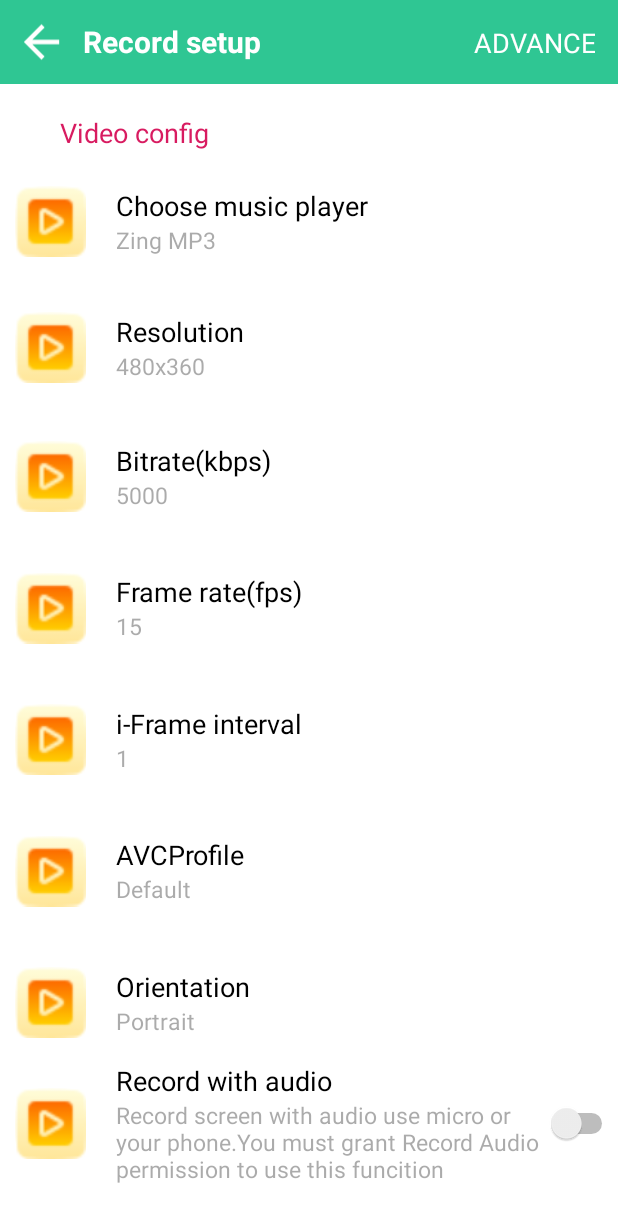
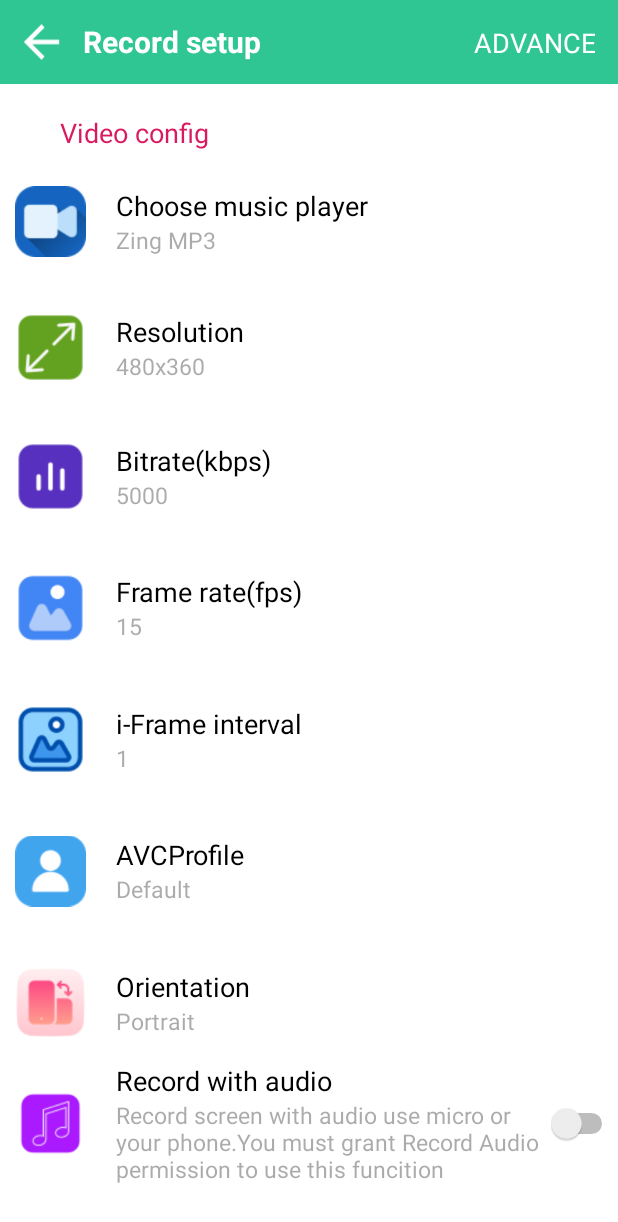
Before and after one commit to DungTien04/ControlCenter, an Android app: the layout frg_record_setup.xml on its own in the app's theme, with its tools: preview values and no code run, on a phone screen of 412 x 824 dp. Shown: the top 1222 px of the screen. Run offline under Robolectric (Android 15) with nearby library versions, the phone set to English and light mode, and no system bars.

Commit message:
layout-7

```diff
--- a/app/src/main/java/com/example/controlcenter/dialog/backgroundDL.java
+++ b/app/src/main/java/com/example/controlcenter/dialog/backgroundDL.java
@@ -21,12 +21,7 @@ public class backgroundDL extends DialogFragment {
     @Override
     public View onCreateView(@NonNull LayoutInflater inflater, @Nullable ViewGroup container, @Nullable Bundle savedInstanceState) {
         View view = inflater.inflate(R.layout.dia_frg_background,container,false);
-        mActionCancel.setOnClickListener(new View.OnClickListener() {
-            @Override
-            public void onClick(View v) {
-                getDialog().dismiss();
-            }
-        });
+        mActionCancel.setOnClickListener(v -> getDialog().dismiss());
 
         return view;
     }
--- a/app/src/main/res/layout/frg_record_setup.xml
+++ b/app/src/main/res/layout/frg_record_setup.xml
@@ -82,7 +82,7 @@
             android:layout_height="match_parent"
             android:layout_gravity="center_vertical"
             android:layout_marginStart="10dp"
-            android:src="@mipmap/ic_play_button"
+            android:src="@mipmap/ic_camera"
             tools:ignore="ContentDescription" />
 
         <LinearLayout
@@ -127,7 +127,7 @@
             android:layout_height="match_parent"
             android:layout_gravity="center_vertical"
             android:layout_marginStart="10dp"
-            android:src="@mipmap/ic_play_button"
+            android:src="@mipmap/size"
             tools:ignore="ContentDescription" />
 
         <LinearLayout
@@ -187,7 +187,7 @@
                     android:layout_height="match_parent"
                     android:layout_gravity="center_vertical"
                     android:layout_marginStart="10dp"
-                    android:src="@mipmap/ic_play_button"
+                    android:src="@mipmap/ic_barchart"
                     tools:ignore="ContentDescription" />
 
                 <LinearLayout
@@ -232,7 +232,7 @@
                     android:layout_height="match_parent"
                     android:layout_gravity="center_vertical"
                     android:layout_marginStart="10dp"
-                    android:src="@mipmap/ic_play_button"
+                    android:src="@mipmap/gallery"
                     tools:ignore="ContentDescription" />
 
                 <LinearLayout
@@ -277,7 +277,7 @@
                     android:layout_height="match_parent"
                     android:layout_gravity="center_vertical"
                     android:layout_marginStart="10dp"
-                    android:src="@mipmap/ic_play_button"
+                    android:src="@mipmap/ic_gallery_i"
                     tools:ignore="ContentDescription" />
 
                 <LinearLayout
@@ -322,7 +322,7 @@
                     android:layout_height="match_parent"
                     android:layout_gravity="center_vertical"
                     android:layout_marginStart="10dp"
-                    android:src="@mipmap/ic_play_button"
+                    android:src="@mipmap/user"
                     tools:ignore="ContentDescription" />
 
                 <LinearLayout
@@ -367,7 +367,7 @@
                     android:layout_height="match_parent"
                     android:layout_gravity="center_vertical"
                     android:layout_marginStart="10dp"
-                    android:src="@mipmap/ic_play_button"
+                    android:src="@mipmap/orientation"
                     tools:ignore="ContentDescription" />
 
                 <LinearLayout
@@ -410,7 +410,7 @@
                     android:layout_height="match_parent"
                     android:layout_gravity="center_vertical"
                     android:layout_marginStart="10dp"
-                    android:src="@mipmap/ic_play_button"
+                    android:src="@mipmap/music"
                     tools:ignore="ContentDescription" />
 
                 <LinearLayout
```
Also changed, not shown: app/src/main/res/mipmap/gallery.png (added), app/src/main/res/mipmap/ic_barchart.png (added), app/src/main/res/mipmap/ic_camera.png (added), app/src/main/res/mipmap/ic_gallery_i.png (added), app/src/main/res/mipmap/orientation.png (added), app/src/main/res/mipmap/user.png (added).
